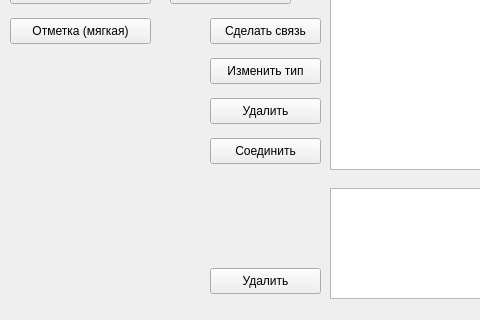
Before: the Qt Designer form uis/sentence_edit.ui in Holodome/ling, drawn with Qt 5; both pictures show x 0 to 480 and y 222 to 542 of the 600 by 542 pixel window.
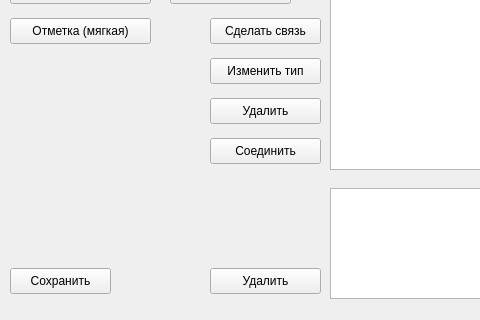
After: the same form once the commit is applied.

Commit message: global sentence view & edit

```diff
--- a/uis/sentence_edit.ui
+++ b/uis/sentence_edit.ui
@@ -150,6 +150,19 @@
     <string>Сделать связь</string>
    </property>
   </widget>
+  <widget class="QPushButton" name="save_btn">
+   <property name="geometry">
+    <rect>
+     <x>10</x>
+     <y>490</y>
+     <width>101</width>
+     <height>26</height>
+    </rect>
+   </property>
+   <property name="text">
+    <string>Сохранить</string>
+   </property>
+  </widget>
  </widget>
  <resources/>
  <connections/>
```
The commit also changes 14 other files.
